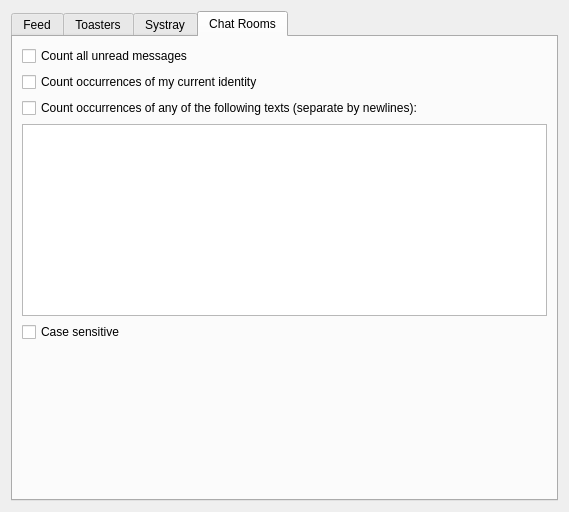
Old version of the form retroshare-gui/src/gui/settings/NotifyPage.ui in the repository RetroShare/RetroShare.
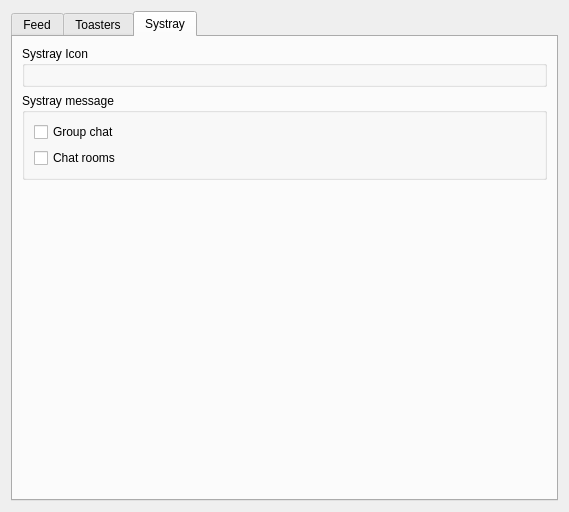
New version of the form. The open tabs and pages were chosen to show the change.

Commit message: moved chat room part from notify page into preferences->chat

What changed in the file:
```diff
--- a/retroshare-gui/src/gui/settings/NotifyPage.ui
+++ b/retroshare-gui/src/gui/settings/NotifyPage.ui
@@ -443,60 +443,6 @@
        </item>
       </layout>
      </widget>
-     <widget class="QWidget" name="tabChatLobbies">
-      <attribute name="title">
-       <string>Chat Rooms</string>
-      </attribute>
-      <layout class="QVBoxLayout" name="tabChatLobbiesVLayout">
-       <item>
-        <widget class="QCheckBox" name="chatLobbies_CountUnRead">
-         <property name="text">
-          <string>Count all unread messages</string>
-         </property>
-        </widget>
-       </item>
-       <item>
-        <widget class="QCheckBox" name="chatLobbies_CheckNickName">
-         <property name="text">
-          <string>Count occurrences of my current identity</string>
-         </property>
-        </widget>
-       </item>
-       <item>
-        <widget class="QCheckBox" name="chatLobbies_CountFollowingText">
-         <property name="text">
-          <string>Count occurrences of any of the following texts (separate by newlines):</string>
-         </property>
-        </widget>
-       </item>
-       <item>
-        <widget class="QPlainTextEdit" name="chatLobbies_TextToNotify"/>
-       </item>
-       <item>
-        <widget class="QCheckBox" name="chatLobbies_TextCaseSensitive">
-         <property name="toolTip">
-          <string>Checked, if the identity and the text above occurrences must be in the same case to trigger count.</string>
-         </property>
-         <property name="text">
-          <string>Case sensitive</string>
-         </property>
-        </widget>
-       </item>
-       <item>
-        <spacer name="tabChatLobbiesVSpacer">
-         <property name="orientation">
-          <enum>Qt::Vertical</enum>
-         </property>
-         <property name="sizeHint" stdset="0">
-          <size>
-           <width>20</width>
-           <height>40</height>
-          </size>
-         </property>
-        </spacer>
-       </item>
-      </layout>
-     </widget>
     </widget>
    </item>
   </layout>
```
Left out of the diff: 6 changed lines with no effect on the pictures. The commit also changes 5 other files.
